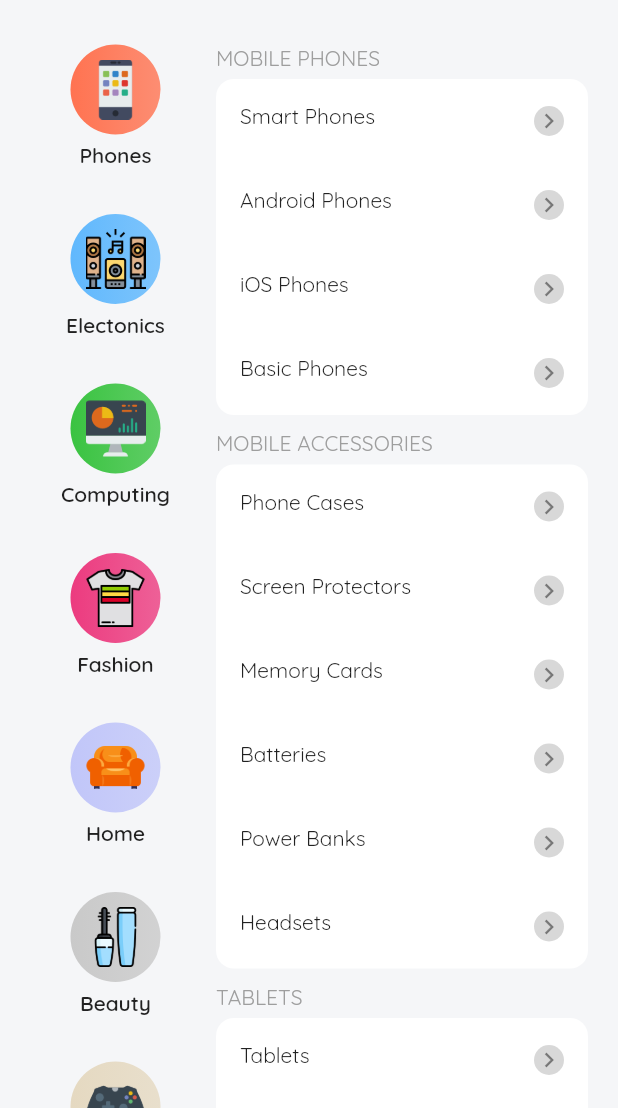
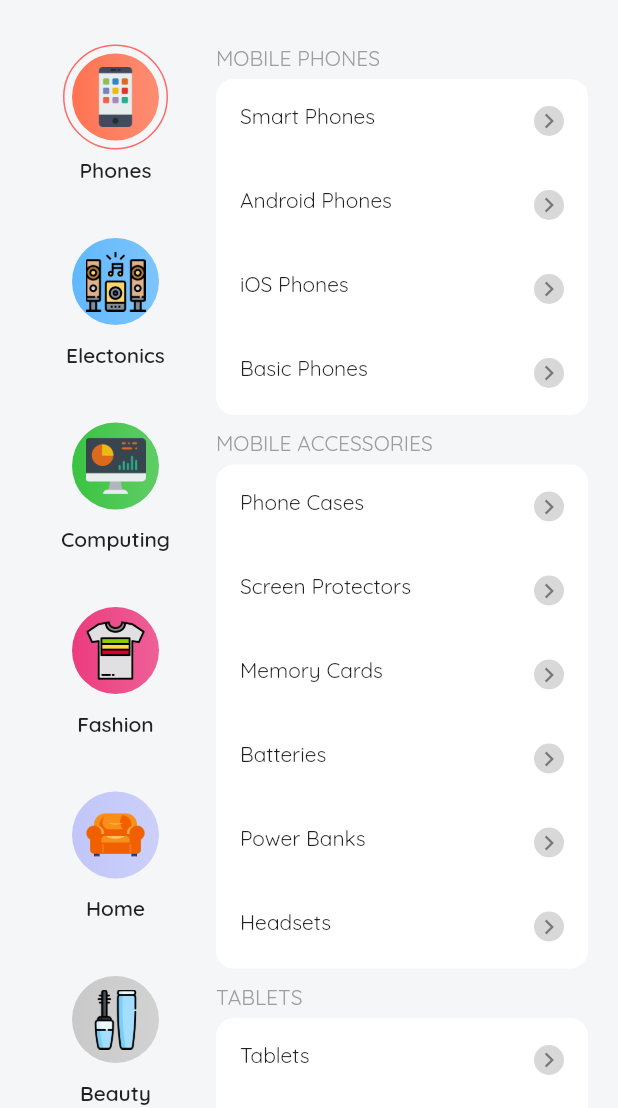
Before and after one commit to vickaw/Ecom-Flutter, a Flutter app: the CategoriesPage screen opened by its route, on a phone screen of 412 x 824 dp, the part 128-1236 px from its top. Run offline on Flutter 3.47's test engine with Material 2 defaults, Android fonts, the phone set to English and light mode, and no system bars; our stand-ins replace flushbar, flutter_html, flutter_rating_bar, flutter_screenutil, font_awesome_flutter, line_icons and 2 more; accounts and stored records are empty.

Commit message:
Solved issue # 19

```diff
--- a/lib/global_widgets/category_icon.dart
+++ b/lib/global_widgets/category_icon.dart
@@ -1,17 +1,30 @@
 import 'package:flutter/material.dart';
+import 'package:hello_shop/utils/colors.dart';
 import '../utils/utils.dart';
 import '../models/category.dart';
 
 class CategoryIcon extends StatelessWidget {
   final Category category;
+  final bool isSelected;
 
-  const CategoryIcon({Key key, @required this.category}) : super(key: key);
+  const CategoryIcon({Key key, @required this.category, this.isSelected = false})
+      : super(key: key);
   @override
   Widget build(BuildContext context) {
-    final size = 60.0;
+    final size = 70.0;
 
     final circle = Container(
       margin: EdgeInsets.only(bottom: 5.0),
+      padding: EdgeInsets.all(5.0),
+      height: size,
+      width: size,
+      decoration: BoxDecoration(
+        border: Border.all(
+          color: isSelected ? Theme.of(context).primaryColor : CustomColors.scaffoldColor
+        ),
+        shape: BoxShape.circle,
+      ),
+      child: Container(
         height: size,
         width: size,
         decoration: BoxDecoration(
@@ -26,6 +39,7 @@ class CategoryIcon extends StatelessWidget {
         child: Center(
           heightFactor: 40.0,
           child: Image.asset(category.photo, height: 40.0),
+        ),
       ),
     );
 
--- a/lib/views/categories/categories.dart
+++ b/lib/views/categories/categories.dart
@@ -33,6 +33,7 @@ class _CategoriesPageState extends State<CategoriesPage> {
         child: Container(
           child: Column(
             children: categories.map((category) {
+              bool isSelected = selectedCategoryIndex == categories.indexOf(category) ? true : false;
               return Column(
                 children: <Widget>[
                   GestureDetector(
@@ -41,7 +42,7 @@ class _CategoriesPageState extends State<CategoriesPage> {
                        selectedCategoryIndex = categories.indexOf(category);
                       });
                     },
-                    child: CategoryIcon(category: category),
+                    child: CategoryIcon(category: category, isSelected: isSelected,),
                   ),
                   SizedBox(
                     height: 30.0,
--- a/lib/views/tabs/home/widgets/categories_section.dart
+++ b/lib/views/tabs/home/widgets/categories_section.dart
@@ -33,7 +33,7 @@ class CategoriesSection extends StatelessWidget {
 
     final categoryList = Container(
       margin: EdgeInsets.only(top: 10.0),
-      height: 90.0,
+      height: 110.0,
       child: ListView.builder(
         scrollDirection: Axis.horizontal,
         itemCount: categories.length,
```
Lines whose indentation alone changed are shown as unchanged.
